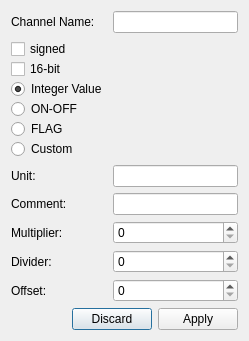
Above: DataLoggerPC/newchannel_dialog.ui from mkowalik/DataLogger_CAN_GPS_2018 before the change. Below: the same form after it.
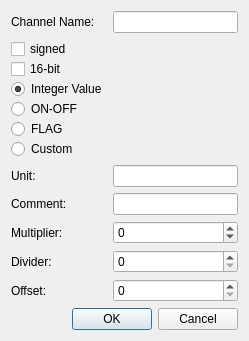
That is the form after the change.

Patch:
```diff
--- a/DataLoggerPC/newchannel_dialog.ui
+++ b/DataLoggerPC/newchannel_dialog.ui
@@ -106,7 +106,14 @@
       </widget>
      </item>
      <item row="4" column="1">
-      <widget class="QSpinBox" name="spinBox"/>
+      <widget class="QSpinBox" name="multiplier_spinBox">
+       <property name="minimum">
+        <number>-32768</number>
+       </property>
+       <property name="maximum">
+        <number>32767</number>
+       </property>
+      </widget>
      </item>
      <item row="5" column="0">
       <widget class="QLabel" name="label_5">
@@ -136,7 +143,7 @@
       <enum>Qt::Horizontal</enum>
      </property>
      <property name="standardButtons">
-      <set>QDialogButtonBox::Apply|QDialogButtonBox::Discard</set>
+      <set>QDialogButtonBox::Cancel|QDialogButtonBox::Ok</set>
      </property>
     </widget>
    </item>
```
Left out of the diff: 99 changed lines with no effect on the pictures.
